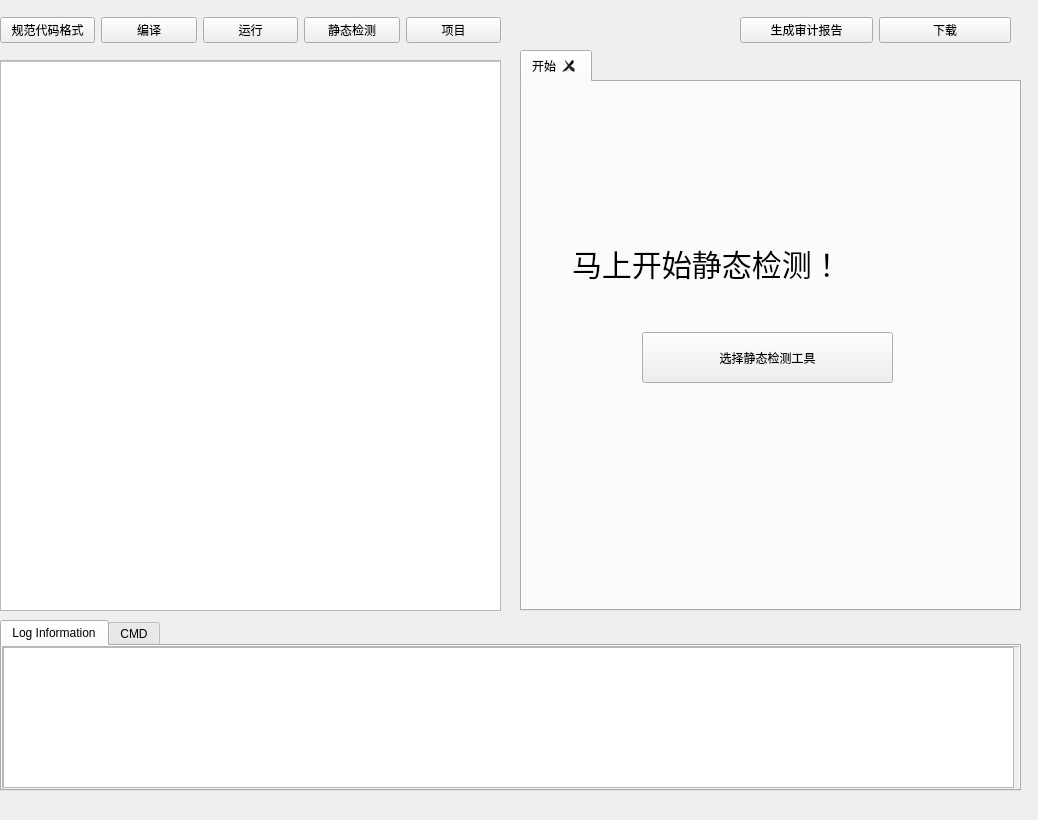
Above: UI/extentDetect/MutiWidget.ui from Whitepinkwolf/Code-Reviewer-Porject before the change. Below: the same form after it.
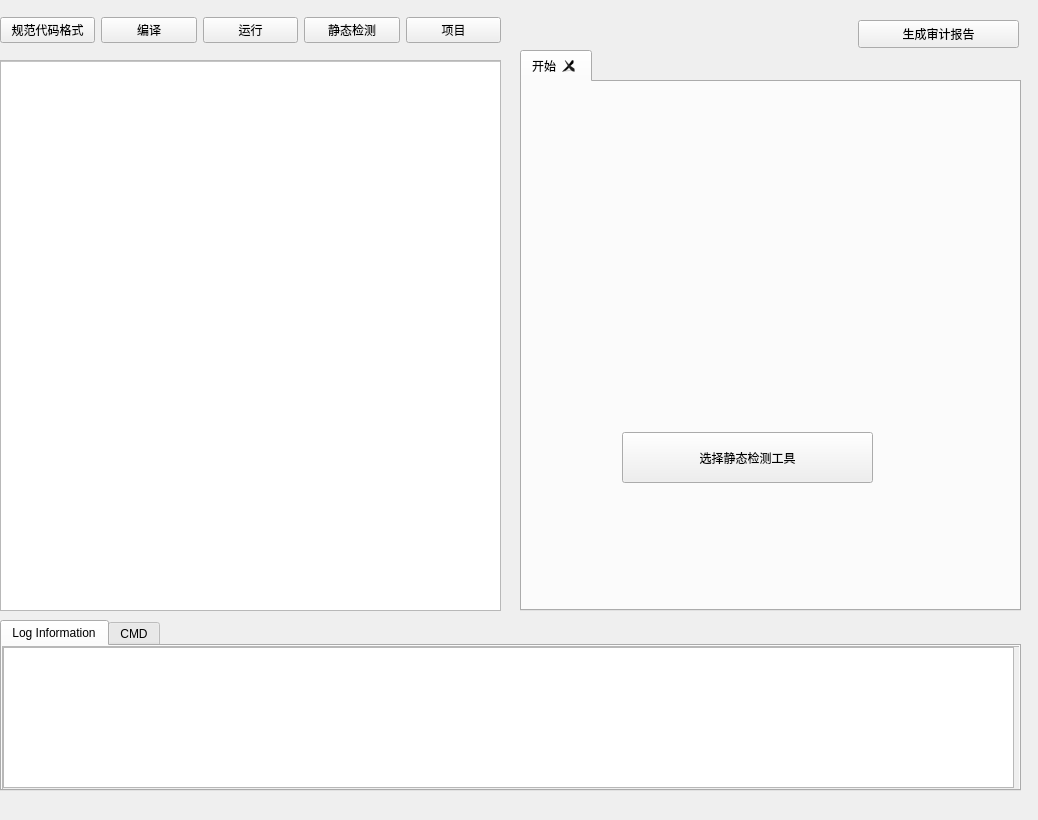
That is the form after the change. Custom widgets are drawn as their Qt base class.

Diff of the .ui file:
```diff
--- a/UI/extentDetect/MutiWidget.ui
+++ b/UI/extentDetect/MutiWidget.ui
@@ -73,8 +73,8 @@
     <widget class="detectMenuButton" name="pb_detect_start">
      <property name="geometry">
       <rect>
-       <x>120</x>
-       <y>250</y>
+       <x>100</x>
+       <y>350</y>
        <width>251</width>
        <height>51</height>
       </rect>
@@ -91,10 +91,10 @@
     <widget class="QLabel" name="label_2">
      <property name="geometry">
       <rect>
-       <x>50</x>
-       <y>140</y>
-       <width>401</width>
-       <height>81</height>
+       <x>10</x>
+       <y>60</y>
+       <width>471</width>
+       <height>291</height>
       </rect>
      </property>
      <property name="styleSheet">
@@ -104,7 +104,7 @@
 }</string>
      </property>
      <property name="text">
-      <string>马上开始静态检测！</string>
+      <string/>
      </property>
     </widget>
    </widget>
@@ -265,41 +265,23 @@
     </widget>
    </widget>
   </widget>
-  <widget class="QWidget" name="horizontalLayoutWidget_2">
+  <widget class="QPushButton" name="pb_generate_2">
    <property name="geometry">
     <rect>
-     <x>740</x>
-     <y>10</y>
-     <width>271</width>
-     <height>41</height>
+     <x>858</x>
+     <y>20</y>
+     <width>161</width>
+     <height>28</height>
     </rect>
    </property>
-   <layout class="QHBoxLayout" name="horizontalLayout_2">
-    <item>
-     <widget class="QPushButton" name="pb_generate_2">
-      <property name="styleSheet">
-       <string notr="true">QPushButton::menu {
+   <property name="styleSheet">
+    <string notr="true">QPushButton::menu {
     font-size: 13px;
 }</string>
-      </property>
-      <property name="text">
-       <string>生成审计报告</string>
-      </property>
-     </widget>
-    </item>
-    <item>
-     <widget class="QPushButton" name="pb_download">
-      <property name="styleSheet">
-       <string notr="true">QPushButton::menu {
-    font-size: 13px;
-}</string>
-      </property>
-      <property name="text">
-       <string>下载</string>
-      </property>
-     </widget>
-    </item>
-   </layout>
+   </property>
+   <property name="text">
+    <string>生成审计报告</string>
+   </property>
   </widget>
  </widget>
  <customwidgets>
```
Left out of the diff: 2 changed lines with no effect on the pictures.
